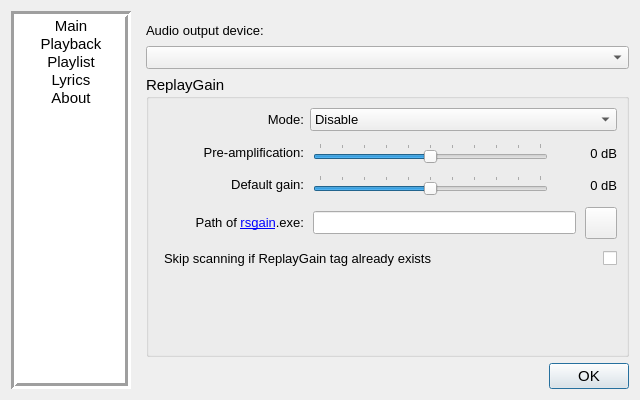
Above: source/ui/configwindow/tp_configwindow.ui from ZXfkSIE/ThousandPlayer before the change. Below: the same form after it.
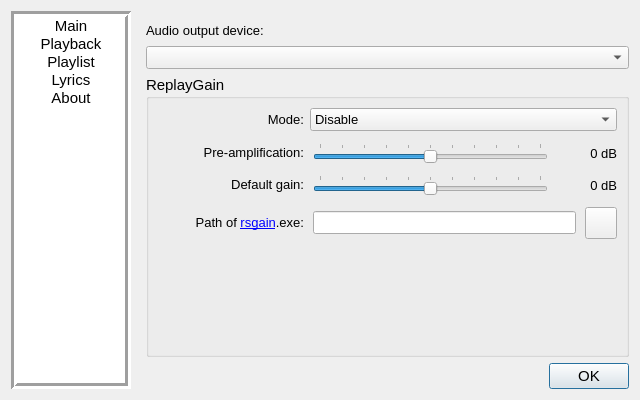
That is the form after the change.

Commit message: ReplayGain scanning under Linux implemented. Also changed multi-threaded codes

What changed in the file:
```diff
--- a/source/ui/configwindow/tp_configwindow.ui
+++ b/source/ui/configwindow/tp_configwindow.ui
@@ -898,48 +898,6 @@
                </layout>
               </widget>
              </item>
-             <item>
-              <widget class="QWidget" name="container_isExistingReplayGainSkipped" native="true">
-               <layout class="QHBoxLayout" name="horizontalLayout_14">
-                <property name="topMargin">
-                 <number>3</number>
-                </property>
-                <property name="bottomMargin">
-                 <number>3</number>
-                </property>
-                <item>
-                 <widget class="QLabel" name="label_isExistingReplayGainSkipped">
-                  <property name="font">
-                   <font>
-                    <pointsize>10</pointsize>
-                   </font>
-                  </property>
-                  <property name="text">
-                   <string>Skip scanning if ReplayGain tag already exists</string>
-                  </property>
-                 </widget>
-                </item>
-                <item>
-                 <widget class="QCheckBox" name="checkBox_isExistingReplayGainSkipped">
-                  <property name="sizePolicy">
-                   <sizepolicy hsizetype="Minimum" vsizetype="Fixed">
-                    <horstretch>0</horstretch>
-                    <verstretch>0</verstretch>
-                   </sizepolicy>
-                  </property>
-                  <property name="font">
-                   <font>
-                    <pointsize>10</pointsize>
-                   </font>
-                  </property>
-                  <property name="layoutDirection">
-                   <enum>Qt::RightToLeft</enum>
-                  </property>
-                 </widget>
-                </item>
-               </layout>
-              </widget>
-             </item>
              <item>
               <spacer name="verticalSpacer">
                <property name="orientation">
```
The commit also changes 22 other files.
